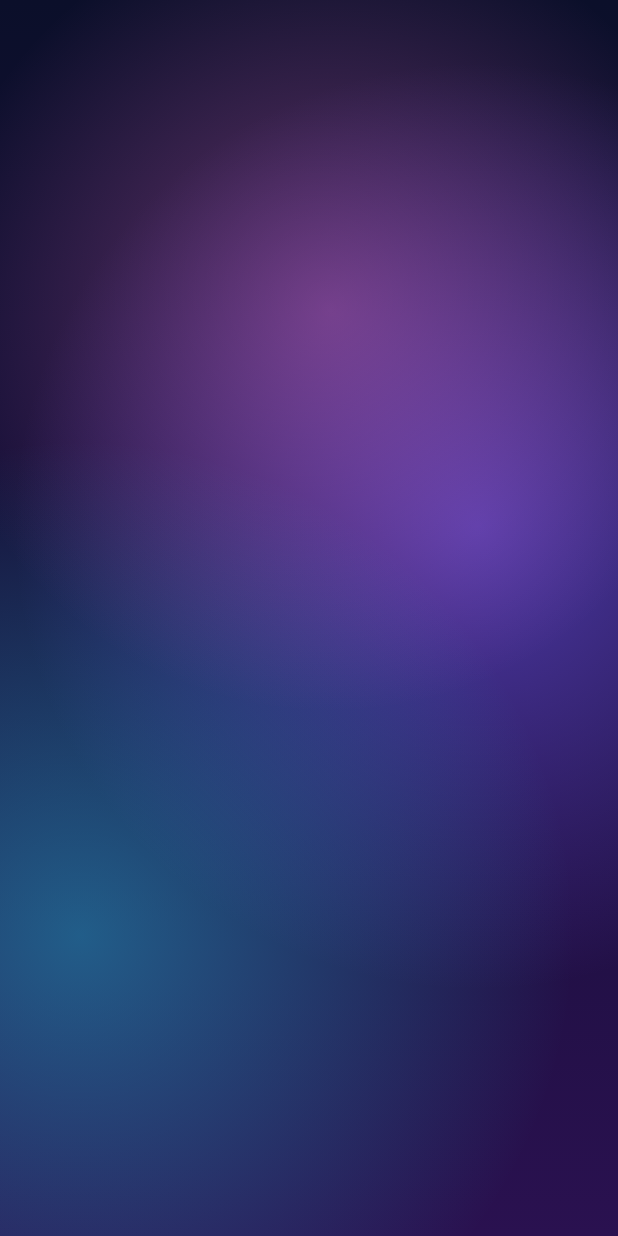
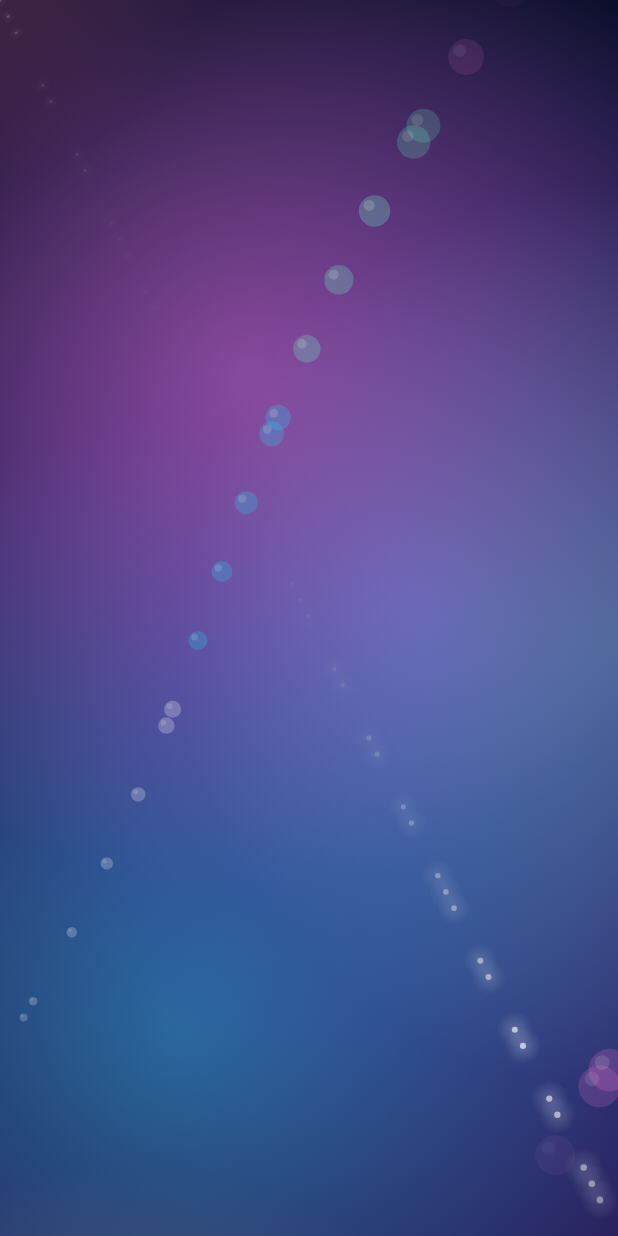
Before and after one commit to Aidenir/weight-tracker, an Android app built with Jetpack Compose: the composable AnimatedBackground shown on its own in the app's theme, on a phone screen of 412 x 824 dp. Run offline under Robolectric (Android 15) with nearby library versions, the phone set to English and light mode, and no system bars; 2 statements that could not run were skipped.

Commit message:
Make the in-app background more playful
Six roaming color blobs on independent Lissajous paths (adds warm
orange, mint, and hot coral to the existing purple/cyan/pink trio), a
drift of bubbles floating up from the bottom with a wet-glass highlight
each, and a scatter of pulsing sparkle dots with soft halos. The extra
variety gives the liquid-glass blur something more interesting to sample.

```diff
--- a/app/src/main/java/com/aidenir/weighttracker/ui/components/AnimatedBackground.kt
+++ b/app/src/main/java/com/aidenir/weighttracker/ui/components/AnimatedBackground.kt
@@ -11,22 +11,63 @@ import androidx.compose.foundation.background
 import androidx.compose.foundation.layout.fillMaxSize
 import androidx.compose.runtime.Composable
 import androidx.compose.runtime.getValue
+import androidx.compose.runtime.remember
 import androidx.compose.ui.Modifier
 import androidx.compose.ui.geometry.Offset
 import androidx.compose.ui.geometry.Size
 import androidx.compose.ui.graphics.Brush
 import androidx.compose.ui.graphics.Color
+import androidx.compose.ui.graphics.drawscope.DrawScope
 import com.aidenir.weighttracker.ui.theme.BgBottom
 import com.aidenir.weighttracker.ui.theme.BgMid
 import com.aidenir.weighttracker.ui.theme.BgTop
 import com.aidenir.weighttracker.ui.theme.BrandAccent
 import com.aidenir.weighttracker.ui.theme.BrandPrimary
 import com.aidenir.weighttracker.ui.theme.BrandSecondary
+import kotlin.math.PI
+import kotlin.math.abs
 import kotlin.math.cos
 import kotlin.math.sin
 
+/** Bright accent shades we only use in the background, not in the UI. */
+private val WarmOrange = Color(0xFFFFB86B)
+private val MintGreen = Color(0xFF6AF0C4)
+private val HotCoral = Color(0xFFFF6E9E)
+
+private data class Blob(
+    val color: Color,
+    val freqX: Float,
+    val freqY: Float,
+    val phase: Float,
+    val amp: Float,
+    val cx: Float,
+    val cy: Float,
+    val radius: Float,
+    val alpha: Float
+)
+
+private val Blobs = listOf(
+    Blob(BrandPrimary, freqX = 0.7f, freqY = 1.1f, phase = 0.00f, amp = 0.35f, cx = 0.35f, cy = 0.30f, radius = 0.85f, alpha = 0.55f),
+    Blob(BrandSecondary, freqX = 1.3f, freqY = 0.9f, phase = 0.30f, amp = 0.42f, cx = 0.65f, cy = 0.75f, radius = 0.80f, alpha = 0.42f),
+    Blob(BrandAccent, freqX = 0.9f, freqY = 1.4f, phase = 0.60f, amp = 0.34f, cx = 0.55f, cy = 0.50f, radius = 0.68f, alpha = 0.42f),
+    Blob(WarmOrange, freqX = 1.1f, freqY = 0.6f, phase = 0.15f, amp = 0.48f, cx = 0.20f, cy = 0.80f, radius = 0.55f, alpha = 0.28f),
+    Blob(MintGreen, freqX = 0.5f, freqY = 1.2f, phase = 0.80f, amp = 0.40f, cx = 0.80f, cy = 0.20f, radius = 0.60f, alpha = 0.30f),
+    Blob(HotCoral, freqX = 0.8f, freqY = 0.7f, phase = 0.45f, amp = 0.36f, cx = 0.15f, cy = 0.15f, radius = 0.50f, alpha = 0.34f)
+)
+
+private const val BUBBLE_COUNT = 22
+private const val SPARKLE_COUNT = 40
+
+/** Cheap deterministic hash → 0..1. */
+private fun hash01(i: Int, salt: Int): Float {
+    val s = (i.toUInt() * 2654435761u + salt.toUInt() * 40503u).toInt()
+    return (s and 0x7FFFFFFF) / 2147483647f
+}
+
 /**
- * Animated aurora-style gradient background. Drives the liquid-glass look above it.
+ * Animated aurora-style playground: base gradient + wandering color blobs +
+ * bubbles drifting upward + softly pulsing sparkle dots. Drives the liquid
+ * glass blur above it — the more variety here, the richer the glass reads.
  */
 @Composable
 fun AnimatedBackground(modifier: Modifier = Modifier) {
@@ -35,11 +76,51 @@ fun AnimatedBackground(modifier: Modifier = Modifier) {
         initialValue = 0f,
         targetValue = 1f,
         animationSpec = infiniteRepeatable(
-            animation = tween(durationMillis = 24_000, easing = LinearEasing),
+            animation = tween(durationMillis = 30_000, easing = LinearEasing),
             repeatMode = RepeatMode.Restart
         ),
         label = "bg-t"
     )
+    val bubble by transition.animateFloat(
+        initialValue = 0f,
+        targetValue = 1f,
+        animationSpec = infiniteRepeatable(
+            animation = tween(durationMillis = 18_000, easing = LinearEasing),
+            repeatMode = RepeatMode.Restart
+        ),
+        label = "bg-bubble"
+    )
+    val sparkle by transition.animateFloat(
+        initialValue = 0f,
+        targetValue = 1f,
+        animationSpec = infiniteRepeatable(
+            animation = tween(durationMillis = 4_000, easing = LinearEasing),
+            repeatMode = RepeatMode.Restart
+        ),
+        label = "bg-sparkle"
+    )
+
+    val bubbleSeeds = remember {
+        List(BUBBLE_COUNT) { i ->
+            BubbleSeed(
+                lane = hash01(i, 1),
+                jitter = hash01(i, 2),
+                offset = hash01(i, 3),
+                size = hash01(i, 4),
+                tint = hash01(i, 5)
+            )
+        }
+    }
+    val sparkleSeeds = remember {
+        List(SPARKLE_COUNT) { i ->
+            SparkleSeed(
+                x = hash01(i, 11),
+                y = hash01(i, 13),
+                phase = hash01(i, 17),
+                twinkle = hash01(i, 19)
+            )
+        }
+    }
 
     Canvas(
         modifier = modifier
@@ -52,50 +133,120 @@ fun AnimatedBackground(modifier: Modifier = Modifier) {
                 )
             )
     ) {
-        val w = size.width
-        val h = size.height
-        val angle1 = t * 2 * Math.PI
-        val angle2 = (t + 0.33f) * 2 * Math.PI
-        val angle3 = (t + 0.66f) * 2 * Math.PI
+        drawBlobs(t)
+        drawBubbles(bubble, bubbleSeeds)
+        drawSparkles(sparkle, sparkleSeeds)
+    }
+}
 
-        drawBlob(
-            center = Offset(
-                x = w * (0.5f + 0.35f * cos(angle1).toFloat()),
-                y = h * (0.30f + 0.20f * sin(angle1).toFloat())
+private fun DrawScope.drawBlobs(t: Float) {
+    val w = size.width
+    val h = size.height
+    val diag = kotlin.math.hypot(w.toDouble(), h.toDouble()).toFloat()
+
+    for (b in Blobs) {
+        val angleX = (t * 2 * PI * b.freqX + b.phase * 2 * PI).toFloat()
+        val angleY = (t * 2 * PI * b.freqY + b.phase * 2 * PI * 1.3f).toFloat()
+        val center = Offset(
+            x = w * (b.cx + b.amp * cos(angleX)),
+            y = h * (b.cy + b.amp * sin(angleY))
+        )
+        val radius = diag * b.radius * 0.55f
+        drawRect(
+            brush = Brush.radialGradient(
+                colors = listOf(b.color.copy(alpha = b.alpha), Color.Transparent),
+                center = center,
+                radius = radius
             ),
-            radius = w * 0.75f,
-            color = BrandPrimary.copy(alpha = 0.55f)
-        )
-        drawBlob(
-            center = Offset(
-                x = w * (0.5f + 0.40f * cos(angle2).toFloat()),
-                y = h * (0.70f + 0.15f * sin(angle2).toFloat())
-            ),
-            radius = w * 0.80f,
-            color = BrandSecondary.copy(alpha = 0.40f)
-        )
-        drawBlob(
-            center = Offset(
-                x = w * (0.5f + 0.30f * cos(angle3).toFloat()),
-                y = h * (0.50f + 0.25f * sin(angle3).toFloat())
-            ),
-            radius = w * 0.65f,
-            color = BrandAccent.copy(alpha = 0.35f)
+            size = Size(w, h)
         )
     }
 }
 
-private fun androidx.compose.ui.graphics.drawscope.DrawScope.drawBlob(
-    center: Offset,
-    radius: Float,
-    color: Color
-) {
-    drawRect(
-        brush = Brush.radialGradient(
-            colors = listOf(color, Color.Transparent),
-            center = center,
-            radius = radius
-        ),
-        size = Size(size.width, size.height)
+private data class BubbleSeed(
+    val lane: Float,
+    val jitter: Float,
+    val offset: Float,
+    val size: Float,
+    val tint: Float
+)
+
+private fun DrawScope.drawBubbles(t: Float, seeds: List<BubbleSeed>) {
+    val w = size.width
+    val h = size.height
+    val tints = listOf(
+        Color.White,
+        BrandSecondary,
+        MintGreen,
+        BrandAccent
     )
+
+    for (seed in seeds) {
+        // vertical progress: 0 = bottom, 1 = top, wraps every cycle
+        val progress = (t + seed.offset) % 1f
+        val y = h * (1f - progress) - 40f
+        // gentle horizontal swaying
+        val sway = sin((t * 2 * PI + seed.jitter * 2 * PI).toFloat()) * 30f
+        val x = w * seed.lane + sway
+        val radius = 4f + seed.size * 18f
+        // fade in first 15% then out over last 20%
+        val alpha = when {
+            progress < 0.15f -> progress / 0.15f
+            progress > 0.80f -> (1f - progress) / 0.20f
+            else -> 1f
+        } * (0.22f + seed.size * 0.08f)
+        val color = tints[(seed.tint * tints.size).toInt().coerceIn(0, tints.size - 1)]
+        drawCircle(
+            color = color.copy(alpha = alpha),
+            radius = radius,
+            center = Offset(x, y)
+        )
+        // Inner highlight for a wet-glass feel
+        drawCircle(
+            color = Color.White.copy(alpha = alpha * 0.6f),
+            radius = radius * 0.35f,
+            center = Offset(x - radius * 0.35f, y - radius * 0.35f)
+        )
+    }
 }
+
+private data class SparkleSeed(
+    val x: Float,
+    val y: Float,
+    val phase: Float,
+    val twinkle: Float
+)
+
+private fun DrawScope.drawSparkles(t: Float, seeds: List<SparkleSeed>) {
+    val w = size.width
+    val h = size.height
+
+    for (seed in seeds) {
+        val phase = (t + seed.phase) % 1f
+        // triangle wave 0→1→0
+        val wave = 1f - abs(phase * 2f - 1f)
+        val brightness = wave * wave           // sharper falloff
+        val radius = 1.2f + seed.twinkle * 2.2f
+        val alpha = brightness * (0.35f + seed.twinkle * 0.35f)
+        val cx = seed.x * w
+        val cy = seed.y * h
+        drawCircle(
+            color = Color.White.copy(alpha = alpha),
+            radius = radius,
+            center = Offset(cx, cy)
+        )
+        // small radial glow for a subtle halo
+        drawCircle(
+            brush = Brush.radialGradient(
+                colors = listOf(
+                    Color.White.copy(alpha = alpha * 0.35f),
+                    Color.Transparent
+                ),
+                center = Offset(cx, cy),
+                radius = radius * 6f
+            ),
+            radius = radius * 6f,
+            center = Offset(cx, cy)
+        )
+    }
+}
```
